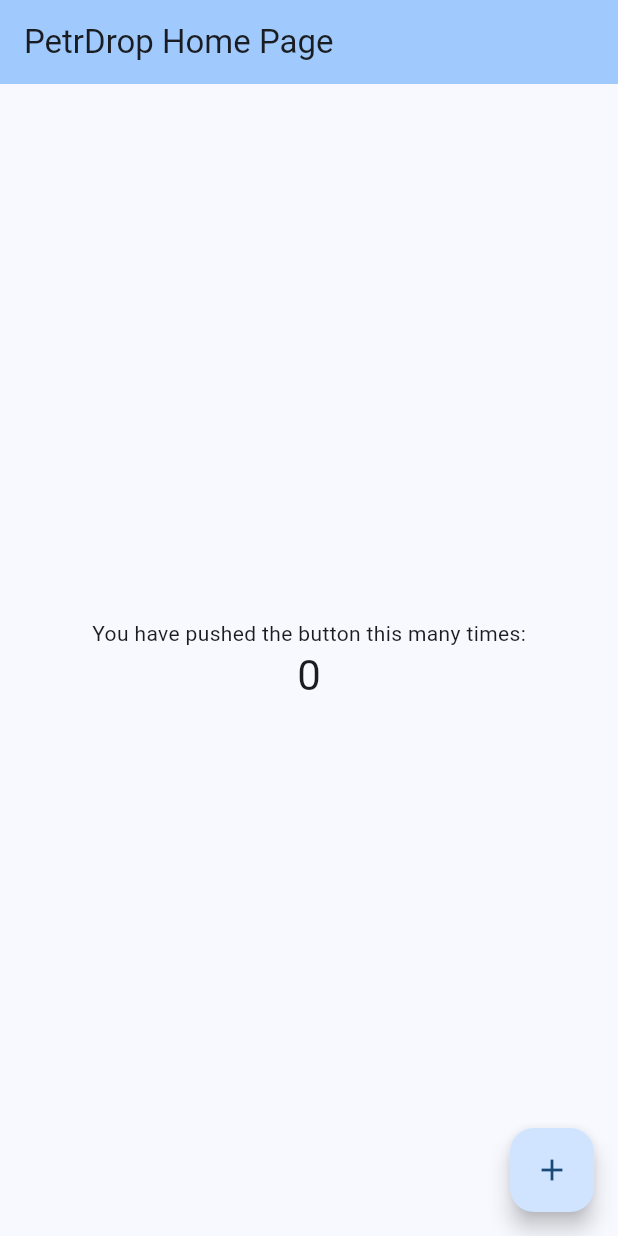
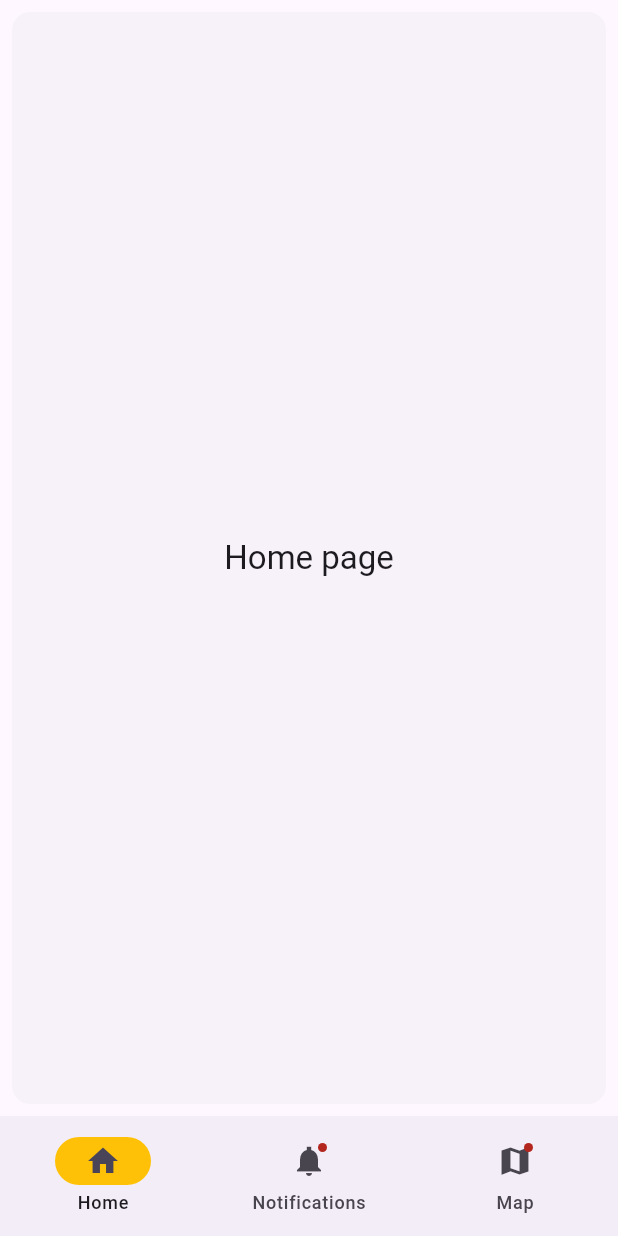
Before and after one commit to maherthomsi/PetrDropApplication, a Flutter app: the screen it shows after launch, on a phone screen of 412 x 824 dp. Run offline on Flutter 3.47's test engine with Material 3 defaults, Android fonts, the phone set to English and light mode, and no system bars.

Commit message:
Set up navigation menu skeleton

```diff
--- a/petr_drop_application/lib/main.dart
+++ b/petr_drop_application/lib/main.dart
@@ -1,71 +1,110 @@
 import 'package:flutter/material.dart';
 
-void main() {
-  runApp(const MyApp());
-}
+/// Flutter code sample for [NavigationBar].
 
-class MyApp extends StatelessWidget {
-  const MyApp({super.key});
+void main() => runApp(const NavigationBarApp());
+
+class NavigationBarApp extends StatelessWidget {
+  const NavigationBarApp({super.key});
 
   @override
   Widget build(BuildContext context) {
     return MaterialApp(
-      title: 'Flutter Demo',
-      theme: ThemeData(
-        colorScheme: ColorScheme.fromSeed(seedColor: Colors.blue),
-        useMaterial3: true,
-      ),
-      home: const MyHomePage(title: 'PetrDrop Home Page'),
+      theme: ThemeData(useMaterial3: true),
+      home: const NavigationExample(),
     );
   }
 }
 
-class MyHomePage extends StatefulWidget {
-  const MyHomePage({super.key, required this.title});
-
-  final String title;
+class NavigationExample extends StatefulWidget {
+  const NavigationExample({super.key});
 
   @override
-  State<MyHomePage> createState() => _MyHomePageState();
+  State<NavigationExample> createState() => _NavigationExampleState();
 }
 
-class _MyHomePageState extends State<MyHomePage> {
-  int _counter = 0;
-
-  void _incrementCounter() {
-    setState(() {
-      _counter++;
-    });
-  }
+class _NavigationExampleState extends State<NavigationExample> {
+  int currentPageIndex = 0;
 
   @override
   Widget build(BuildContext context) {
-    // This method is rerun every time setState is called, for instance as done
-    // by the _incrementCounter method above.
+    final ThemeData theme = Theme.of(context);
     return Scaffold(
-      appBar: AppBar(
-        backgroundColor: Theme.of(context).colorScheme.inversePrimary,
-        title: Text(widget.title),
+      bottomNavigationBar: NavigationBar(
+        onDestinationSelected: (int index) {
+          setState(() {
+            currentPageIndex = index;
+          });
+        },
+        indicatorColor: Colors.amber,
+        selectedIndex: currentPageIndex,
+        destinations: const <Widget>[
+          NavigationDestination(
+            selectedIcon: Icon(Icons.home),
+            icon: Icon(Icons.home_outlined),
+            label: 'Home',
+          ),
+          NavigationDestination(
+            icon: Badge(child: Icon(Icons.notifications_sharp)),
+            label: 'Notifications',
+          ),
+          NavigationDestination(
+            icon: Badge(
+              child: Icon(Icons.map_sharp),
+            ),
+            label: 'Map',
+          ),
+        ],
       ),
-      body: Center(
-        child: Column(
-          mainAxisAlignment: MainAxisAlignment.center,
-          children: <Widget>[
-            const Text(
-              'You have pushed the button this many times:',
+      body: <Widget>[
+        /// Home page
+        Card(
+          shadowColor: Colors.transparent,
+          margin: const EdgeInsets.all(8.0),
+          child: SizedBox.expand(
+            child: Center(
+              child: Text(
+                'Home page',
+                style: theme.textTheme.titleLarge,
+              ),
             ),
-            Text(
-              '$_counter',
-              style: Theme.of(context).textTheme.headlineMedium,
+          ),
+        ),
+
+        /// Notifications page
+        const Padding(
+          padding: EdgeInsets.all(8.0),
+          child: Column(
+            children: <Widget>[
+              Card(
+                child: ListTile(
+                  leading: Icon(Icons.notifications_sharp),
+                  title: Text('Notification 1'),
+                  subtitle: Text('This is a notification'),
+                ),
+              ),
+              Card(
+                child: ListTile(
+                  leading: Icon(Icons.notifications_sharp),
+                  title: Text('Notification 2'),
+                  subtitle: Text('This is a notification'),
+                ),
+              ),
+            ],
+          ),
+        ),
+
+        /// Map page
+        Card(
+          shadowColor: Colors.transparent,
+          margin: EdgeInsets.all(8.0),
+          child: SizedBox.expand(
+            child: Center(
+              child: Image.asset('assets/images/ucimap.png'),
             ),
-          ],
+          ),
         ),
-      ),
-      floatingActionButton: FloatingActionButton(
-        onPressed: _incrementCounter,
-        tooltip: 'Increment',
-        child: const Icon(Icons.add),
-      ), // This trailing comma makes auto-formatting nicer for build methods.
+      ][currentPageIndex],
     );
   }
 }
--- a/petr_drop_application/pubspec.yaml
+++ b/petr_drop_application/pubspec.yaml
@@ -52,6 +52,8 @@ dev_dependencies:
 
 # The following section is specific to Flutter packages.
 flutter:
+  assets:
+    - assets/images/
 
   # The following line ensures that the Material Icons font is
   # included with your application, so that you can use the icons in
```
Also changed, not shown: petr_drop_application/assets/images/ucimap.png (added).
